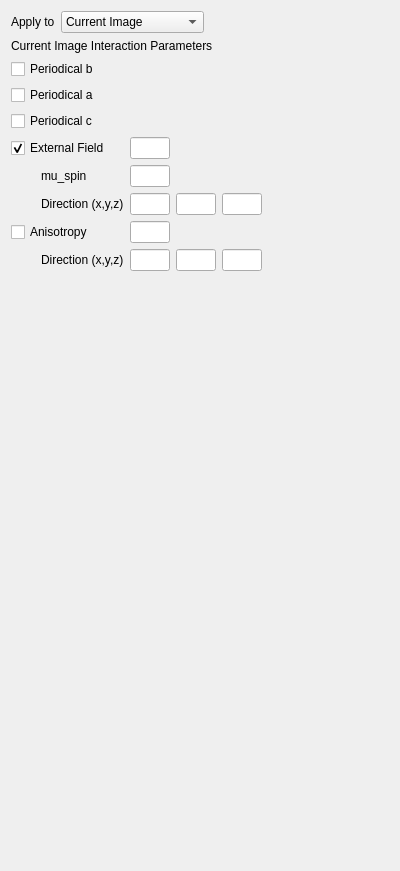
Old version of the form ui-qt/ui/HamiltonianHeisenbergPairsWidget.ui in the repository spirit-code/spirit.
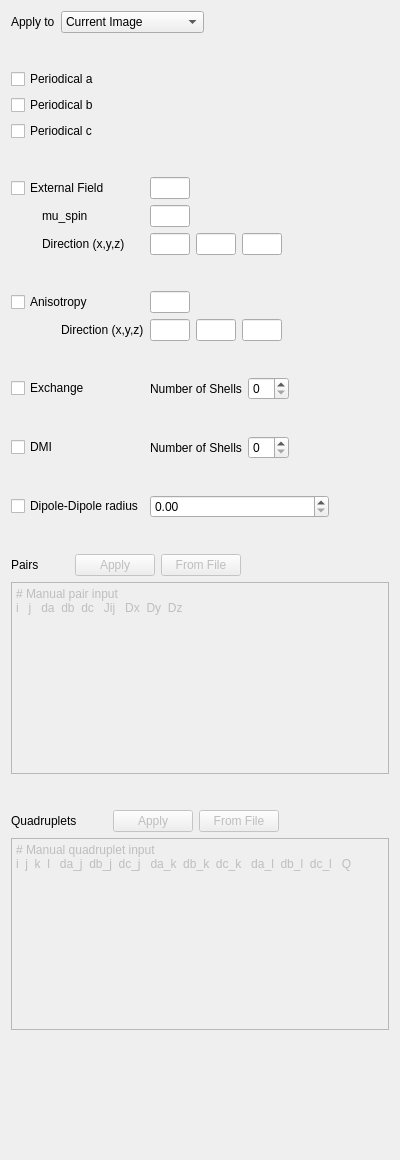
New version of the form.

Commit message: Improved Heisenberg (Pairs) Widget and Hamiltonian API. - the widget can now set exchange and dmi pairs for arbitrary shells - also added widget contents (not yet connected) for ddi and direct input of pairs/quadruplets - added API stubs for exchange and dmi pairs and ddi radius - Hamiltonian API for shell-wise exchange and dmi now correctly sets the pair-wise Hamiltonian

The edit to the form file:
```diff
--- a/ui-qt/ui/HamiltonianHeisenbergPairsWidget.ui
+++ b/ui-qt/ui/HamiltonianHeisenbergPairsWidget.ui
@@ -7,7 +7,7 @@
     <x>0</x>
     <y>0</y>
     <width>400</width>
-    <height>871</height>
+    <height>1160</height>
    </rect>
   </property>
   <property name="windowTitle">
@@ -27,8 +27,8 @@
        <rect>
         <x>0</x>
         <y>0</y>
-        <width>376</width>
-        <height>785</height>
+        <width>382</width>
+        <height>1078</height>
        </rect>
       </property>
       <layout class="QGridLayout" name="gridLayout_29">
@@ -44,27 +44,69 @@
        <property name="bottomMargin">
         <number>0</number>
        </property>
-       <item row="9" column="0">
-        <widget class="QCheckBox" name="checkBox_ani_aniso">
-         <property name="text">
-          <string>Anisotropy</string>
+       <item row="12" column="0">
+        <spacer name="verticalSpacer">
+         <property name="orientation">
+          <enum>Qt::Vertical</enum>
          </property>
-        </widget>
+         <property name="sizeType">
+          <enum>QSizePolicy::Fixed</enum>
+         </property>
+         <property name="sizeHint" stdset="0">
+          <size>
+           <width>20</width>
+           <height>30</height>
+          </size>
+         </property>
+        </spacer>
        </item>
-       <item row="9" column="1">
-        <layout class="QGridLayout" name="gridLayout_42">
+       <item row="18" column="0">
+        <layout class="QGridLayout" name="gridLayout_3">
          <item row="0" column="0">
-          <widget class="QLineEdit" name="lineEdit_ani_aniso">
-           <property name="maximumSize">
-            <size>
-             <width>40</width>
-             <height>16777215</height>
-            </size>
+          <widget class="QLabel" name="label">
+           <property name="text">
+            <string>Pairs</string>
+           </property>
+          </widget>
+         </item>
+         <item row="0" column="2">
+          <widget class="QPushButton" name="pushButton_pairs_apply">
+           <property name="enabled">
+            <bool>false</bool>
+           </property>
+           <property name="text">
+            <string>Apply</string>
+           </property>
+          </widget>
+         </item>
+         <item row="0" column="3">
+          <widget class="QPushButton" name="pushButton_pairs_fromfile">
+           <property name="enabled">
+            <bool>false</bool>
+           </property>
+           <property name="text">
+            <string>From File</string>
            </property>
           </widget>
          </item>
          <item row="0" column="1">
-          <spacer name="horizontalSpacer_29">
+          <spacer name="horizontalSpacer">
+           <property name="orientation">
+            <enum>Qt::Horizontal</enum>
+           </property>
+           <property name="sizeType">
+            <enum>QSizePolicy::Fixed</enum>
+           </property>
+           <property name="sizeHint" stdset="0">
+            <size>
+             <width>30</width>
+             <height>20</height>
+            </size>
+           </property>
+          </spacer>
+         </item>
+         <item row="0" column="4">
+          <spacer name="horizontalSpacer_2">
            <property name="orientation">
             <enum>Qt::Horizontal</enum>
            </property>
@@ -78,15 +120,20 @@
          </item>
         </layout>
        </item>
-       <item row="4" column="0">
-        <widget class="QCheckBox" name="checkBox_aniso_periodical_c">
-         <property name="text">
-          <string>Periodical c</string>
+       <item row="20" column="0">
+        <widget class="QPlainTextEdit" name="plainTextEdit_pairs">
+         <property name="enabled">
+          <bool>false</bool>
+         </property>
+         <property name="plainText">
+          <string># Manual pair input
+i   j   da  db  dc   Jij   Dx  Dy  Dz
+</string>
          </property>
         </widget>
        </item>
-       <item row="12" column="1">
-        <spacer name="verticalSpacer_5">
+       <item row="25" column="0">
+        <spacer name="verticalSpacer_2">
          <property name="orientation">
           <enum>Qt::Vertical</enum>
          </property>
@@ -98,177 +145,515 @@
          </property>
         </spacer>
        </item>
-       <item row="8" column="0">
-        <layout class="QGridLayout" name="gridLayout_40">
-         <item row="0" column="1">
-          <widget class="QLabel" name="label_25">
+       <item row="24" column="0">
+        <widget class="QPlainTextEdit" name="plainTextEdit_quadruplets">
+         <property name="enabled">
+          <bool>false</bool>
+         </property>
+         <property name="plainText">
+          <string># Manual quadruplet input
+i  j  k  l   da_j  db_j  dc_j   da_k  db_k  dc_k   da_l  db_l  dc_l   Q</string>
+         </property>
+        </widget>
+       </item>
+       <item row="11" column="0">
+        <layout class="QGridLayout" name="gridLayout_2">
+         <item row="4" column="2">
+          <spacer name="horizontalSpacer_31">
+           <property name="orientation">
+            <enum>Qt::Horizontal</enum>
+           </property>
+           <property name="sizeHint" stdset="0">
+            <size>
+             <width>40</width>
+             <height>20</height>
+            </size>
+           </property>
+          </spacer>
+         </item>
+         <item row="4" column="1">
+          <layout class="QGridLayout" name="gridLayout_36">
+           <item row="0" column="1">
+            <widget class="QLineEdit" name="lineEdit_extH_aniso">
+             <property name="maximumSize">
+              <size>
+               <width>40</width>
+               <height>16777215</height>
+              </size>
+             </property>
+            </widget>
+           </item>
+           <item row="0" column="2">
+            <spacer name="horizontalSpacer_27">
+             <property name="orientation">
+              <enum>Qt::Horizontal</enum>
+             </property>
+             <property name="sizeHint" stdset="0">
+              <size>
+               <width>40</width>
+               <height>20</height>
+              </size>
+             </property>
+            </spacer>
+           </item>
+          </layout>
+         </item>
+         <item row="4" column="0">
+          <widget class="QCheckBox" name="checkBox_extH_aniso">
            <property name="text">
-            <string>mu_spin</string>
+            <string>External Field</string>
+           </property>
+           <property name="checked">
+            <bool>false</bool>
+           </property>
+           <property name="tristate">
+            <bool>false</bool>
+           </property>
+          </widget>
+         </item>
+         <item row="10" column="1">
+          <layout class="QGridLayout" name="gridLayout_exchange">
+           <item row="0" column="1">
+            <widget class="QSpinBox" name="spinBox_nshells_exchange"/>
+           </item>
+           <item row="0" column="2">
+            <spacer name="horizontalSpacer_5">
+             <property name="orientation">
+              <enum>Qt::Horizontal</enum>
+             </property>
+             <property name="sizeHint" stdset="0">
+              <size>
+               <width>40</width>
+               <height>20</height>
+              </size>
+             </property>
+            </spacer>
+           </item>
+           <item row="0" column="0">
+            <widget class="QLabel" name="label_3">
+             <property name="text">
+              <string>Number of Shells</string>
+             </property>
+            </widget>
+           </item>
+          </layout>
+         </item>
+         <item row="14" column="0">
+          <widget class="QCheckBox" name="checkBox_ddi">
+           <property name="text">
+            <string>Dipole-Dipole radius</string>
            </property>
           </widget>
          </item>
          <item row="1" column="0">
-          <spacer name="horizontalSpacer_32">
+          <widget class="QCheckBox" name="checkBox_aniso_periodical_b">
+           <property name="text">
+            <string>Periodical b</string>
+           </property>
+          </widget>
+         </item>
+         <item row="0" column="0">
+          <widget class="QCheckBox" name="checkBox_aniso_periodical_a">
+           <property name="text">
+            <string>Periodical a</string>
+           </property>
+          </widget>
+         </item>
+         <item row="2" column="0">
+          <widget class="QCheckBox" name="checkBox_aniso_periodical_c">
+           <property name="text">
+            <string>Periodical c</string>
+           </property>
+          </widget>
+         </item>
+         <item row="6" column="1">
+          <spacer name="verticalSpacer_5">
            <property name="orientation">
-            <enum>Qt::Horizontal</enum>
+            <enum>Qt::Vertical</enum>
            </property>
            <property name="sizeType">
-            <enum>QSizePolicy::Minimum</enum>
+            <enum>QSizePolicy::Fixed</enum>
            </property>
            <property name="sizeHint" stdset="0">
             <size>
-             <width>30</width>
-             <height>20</height>
+             <width>20</width>
+             <height>30</height>
             </size>
            </property>
           </spacer>
          </item>
-         <item row="1" column="1">
-          <widget class="QLabel" name="label_15">
-           <property name="maximumSize">
+         <item row="9" column="1">
+          <spacer name="verticalSpacer_6">
+           <property name="orientation">
+            <enum>Qt::Vertical</enum>
+           </property>
+           <property name="sizeType">
+            <enum>QSizePolicy::Fixed</enum>
+           </property>
+           <property name="sizeHint" stdset="0">
             <size>
-             <width>100</width>
-             <height>16777215</height>
+             <width>20</width>
+             <height>30</height>
             </size>
            </property>
+          </spacer>
+         </item>
+         <item row="10" column="0">
+          <widget class="QCheckBox" name="checkBox_exchange">
            <property name="text">
-            <string>Direction (x,y,z)</string>
+            <string>Exchange</string>
            </property>
           </widget>
          </item>
+         <item row="8" column="0">
+          <layout class="QGridLayout" name="gridLayout_46">
+           <item row="0" column="1">
+            <widget class="QLabel" name="label_21">
+             <property name="text">
+              <string>Direction (x,y,z)</string>
+             </property>
+            </widget>
+           </item>
+           <item row="0" column="0">
+            <spacer name="horizontalSpacer_36">
+             <property name="orientation">
+              <enum>Qt::Horizontal</enum>
+             </property>
+             <property name="sizeHint" stdset="0">
+              <size>
+               <width>30</width>
+               <height>20</height>
+              </size>
+             </property>
+            </spacer>
+           </item>
+          </layout>
+         </item>
+         <item row="8" column="1">
+          <layout class="QGridLayout" name="gridLayout_47">
+           <item row="0" column="0">
+            <widget class="QLineEdit" name="lineEdit_anix_aniso">
+             <property name="maximumSize">
+              <size>
+               <width>40</width>
+               <height>16777215</height>
+              </size>
+             </property>
+            </widget>
+           </item>
+           <item row="0" column="1">
+            <widget class="QLineEdit" name="lineEdit_aniy_aniso">
+             <property name="maximumSize">
+              <size>
+               <width>40</width>
+               <height>16777215</height>
+              </size>
+             </property>
+            </widget>
+           </item>
+           <item row="0" column="2">
+            <widget class="QLineEdit" name="lineEdit_aniz_aniso">
+             <property name="maximumSize">
+              <size>
+               <width>40</width>
+               <height>16777215</height>
+              </size>
+             </property>
+            </widget>
+           </item>
+           <item row="0" column="3">
+            <spacer name="horizontalSpacer_35">
+             <property name="orientation">
+              <enum>Qt::Horizontal</enum>
+             </property>
+             <property name="sizeHint" stdset="0">
+              <size>
+               <width>40</width>
+               <height>20</height>
+              </size>
+             </property>
+            </spacer>
+           </item>
+          </layout>
+         </item>
+         <item row="14" column="1">
+          <widget class="QDoubleSpinBox" name="doubleSpinBox_ddi">
+           <property name="maximum">
+            <double>1000000.000000000000000</double>
+           </property>
+          </widget>
+         </item>
+         <item row="7" column="0">
+          <widget class="QCheckBox" name="checkBox_ani_aniso">
+           <property name="text">
+            <string>Anisotropy</string>
+           </property>
+          </widget>
+         </item>
+         <item row="5" column="0">
+          <layout class="QGridLayout" name="gridLayout_40">
+           <item row="2" column="0">
+            <spacer name="horizontalSpacer_32">
+             <property name="orientation">
+              <enum>Qt::Horizontal</enum>
+             </property>
+             <property name="sizeType">
+              <enum>QSizePolicy::Minimum</enum>
+             </property>
+             <property name="sizeHint" stdset="0">
+              <size>
+               <width>30</width>
+               <height>20</height>
+              </size>
+             </property>
+            </spacer>
+           </item>
+           <item row="2" column="1">
+            <widget class="QLabel" name="label_15">
+             <property name="maximumSize">
+              <size>
+               <width>100</width>
+               <height>16777215</height>
+              </size>
+             </property>
+             <property name="text">
+              <string>Direction (x,y,z)</string>
+             </property>
+            </widget>
+           </item>
+           <item row="1" column="1">
+            <widget class="QLabel" name="label_25">
+             <property name="text">
+              <string>mu_spin</string>
+             </property>
+            </widget>
+           </item>
+          </layout>
+         </item>
+         <item row="7" column="1">
+          <layout class="QGridLayout" name="gridLayout_42">
+           <item row="0" column="0">
+            <widget class="QLineEdit" name="lineEdit_ani_aniso">
+             <property name="maximumSize">
+              <size>
+               <width>40</width>
+               <height>16777215</height>
+              </size>
+             </property>
+            </widget>
+           </item>
+           <item row="0" column="1">
+            <spacer name="horizontalSpacer_29">
+             <property name="orientation">
+              <enum>Qt::Horizontal</enum>
+             </property>
+             <property name="sizeHint" stdset="0">
+              <size>
+               <width>40</width>
+               <height>20</height>
+              </size>
+             </property>
+            </spacer>
+           </item>
+          </layout>
+         </item>
+         <item row="5" column="1">
+          <layout class="QGridLayout" name="gridLayout_32">
+           <item row="1" column="1">
+            <widget class="QLineEdit" name="lineEdit_extHx_aniso">
+             <property name="maximumSize">
+              <size>
+               <width>40</width>
+               <height>16777215</height>
+              </size>
+             </property>
+            </widget>
+           </item>
+           <item row="1" column="2">
+            <widget class="QLineEdit" name="lineEdit_extHy_aniso">
+             <property name="maximumSize">
+              <size>
+               <width>40</width>
+               <height>16777215</height>
+              </size>
+             </property>
+            </widget>
+           </item>
+           <item row="1" column="5">
+            <spacer name="horizontalSpacer_24">
+             <property name="orientation">
+              <enum>Qt::Horizontal</enum>
+             </property>
+             <property name="sizeHint" stdset="0">
+              <size>
+               <width>40</width>
+               <height>20</height>
+              </size>
+             </property>
+            </spacer>
+           </item>
+           <item row="1" column="3">
+            <widget class="QLineEdit" name="lineEdit_extHz_aniso">
+             <property name="maximumSize">
+              <size>
+               <width>40</width>
+               <height>16777215</height>
+              </size>
+             </property>
+            </widget>
+           </item>
+           <item row="0" column="1">
+            <widget class="QLineEdit" name="lineEdit_muSpin_aniso">
+             <property name="maximumSize">
+              <size>
+               <width>40</width>
+               <height>16777215</height>
+              </size>
+             </property>
+            </widget>
+           </item>
+          </layout>
+         </item>
+         <item row="3" column="1">
+          <spacer name="verticalSpacer_4">
+           <property name="orientation">
+            <enum>Qt::Vertical</enum>
+           </property>
+           <property name="sizeType">
+            <enum>QSizePolicy::Fixed</enum>
+           </property>
+           <property name="sizeHint" stdset="0">
+            <size>
+             <width>20</width>
+             <height>30</height>
+            </size>
+           </property>
+          </spacer>
+         </item>
+         <item row="12" column="0">
+          <widget class="QCheckBox" name="checkBox_dmi">
+           <property name="text">
+            <string>DMI</string>
+           </property>
+          </widget>
+         </item>
+         <item row="13" column="1">
+          <spacer name="verticalSpacer_7">
+           <property name="orientation">
+            <enum>Qt::Vertical</enum>
+           </property>
+           <property name="sizeType">
+            <enum>QSizePolicy::Fixed</enum>
+           </property>
+           <property name="sizeHint" stdset="0">
+            <size>
+             <width>20</width>
+             <height>30</height>
+            </size>
+           </property>
+          </spacer>
+         </item>
+         <item row="12" column="1">
+          <layout class="QGridLayout" name="gridLayout_dmi">
+           <item row="0" column="1">
+            <widget class="QSpinBox" name="spinBox_nshells_dmi"/>
+           </item>
+           <item row="0" column="2">
+            <spacer name="horizontalSpacer_6">
+             <property name="orientation">
+              <enum>Qt::Horizontal</enum>
+             </property>
+             <property name="sizeHint" stdset="0">
+              <size>
+               <width>40</width>
+               <height>20</height>
+              </size>
+             </property>
+            </spacer>
+           </item>
+           <item row="0" column="0">
+            <widget class="QLabel" name="label_4">
+             <property name="text">
+              <string>Number of Shells</string>
+             </property>
+            </widget>
+           </item>
+          </layout>
+         </item>
+         <item row="11" column="1">
+          <spacer name="verticalSpacer_9">
+           <property name="orientation">
+            <enum>Qt::Vertical</enum>
+           </property>
+           <property name="sizeType">
+            <enum>QSizePolicy::Fixed</enum>
+           </property>
+           <property name="sizeHint" stdset="0">
+            <size>
+             <width>20</width>
+             <height>30</height>
+            </size>
+           </property>
+          </spacer>
+         </item>
         </layout>
        </item>
-       <item row="6" column="2">
-        <spacer name="horizontalSpacer_31">
+       <item row="21" column="0">
+        <spacer name="verticalSpacer_3">
          <property name="orientation">
-          <enum>Qt::Horizontal</enum>
+          <enum>Qt::Vertical</enum>
+         </property>
+         <property name="sizeType">
+          <enum>QSizePolicy::Fixed</enum>
          </property>
          <property name="sizeHint" stdset="0">
           <size>
-           <width>40</width>
-           <height>20</height>
+           <width>20</width>
+           <height>30</height>
           </size>
          </property>
         </spacer>
        </item>
-       <item row="8" column="1">
-        <layout class="QGridLayout" name="gridLayout_32">
-         <item row="1" column="2">
-          <widget class="QLineEdit" name="lineEdit_extHy_aniso">
-           <property name="maximumSize">
-            <size>
-             <width>40</width>
-             <height>16777215</height>
-            </size>
-           </property>
-          </widget>
-         </item>
-         <item row="1" column="1">
-          <widget class="QLineEdit" name="lineEdit_extHx_aniso">
-           <property name="maximumSize">
-            <size>
-             <width>40</width>
-             <height>16777215</height>
-            </size>
-           </property>
-          </widget>
-         </item>
-         <item row="1" column="5">
-          <spacer name="horizontalSpacer_24">
-           <property name="orientation">
-            <enum>Qt::Horizontal</enum>
-           </property>
-           <property name="sizeHint" stdset="0">
-            <size>
-             <width>40</width>
-             <height>20</height>
-            </size>
-           </property>
-          </spacer>
-         </item>
-         <item row="1" column="3">
-          <widget class="QLineEdit" name="lineEdit_extHz_aniso">
-           <property name="maximumSize">
-            <size>
-             <width>40</width>
-             <height>16777215</height>
-            </size>
-           </property>
-          </widget>
-         </item>
-         <item row="0" column="1">
-          <widget class="QLineEdit" name="lineEdit_muSpin_aniso">
-           <property name="maximumSize">
-            <size>
-             <width>40</width>
-             <height>16777215</height>
-            </size>
-           </property>
-          </widget>
-         </item>
-        </layout>
-       </item>
-       <item row="10" column="1">
-        <layout class="QGridLayout" name="gridLayout_47">
-         <item row="0" column="0">
-          <widget class="QLineEdit" name="lineEdit_anix_aniso">
-           <property name="maximumSize">
-            <size>
-             <width>40</width>
-             <height>16777215</height>
-            </size>
-           </property>
-          </widget>
-         </item>
-         <item row="0" column="1">
-          <widget class="QLineEdit" name="lineEdit_aniy_aniso">
-           <property name="maximumSize">
-            <size>
-             <width>40</width>
-             <height>16777215</height>
-            </size>
-           </property>
-          </widget>
-         </item>
+       <item row="23" column="0">
+        <layout class="QGridLayout" name="gridLayout_4">
          <item row="0" column="2">
-          <widget class="QLineEdit" name="lineEdit_aniz_aniso">
-           <property name="maximumSize">
-            <size>
-             <width>40</width>
-             <height>16777215</height>
-            </size>
+          <widget class="QPushButton" name="pushButton_quadruplets_apply">
+           <property name="enabled">
+            <bool>false</bool>
+           </property>
+           <property name="text">
+            <string>Apply</string>
+           </property>
+           <property name="flat">
+            <bool>false</bool>
            </property>
           </widget>
          </item>
          <item row="0" column="3">
-          <spacer name="horizontalSpacer_35">
-           <property name="orientation">
-            <enum>Qt::Horizontal</enum>
+          <widget class="QPushButton" name="pushButton_quadruplets_fromfile">
+           <property name="enabled">
+            <bool>false</bool>
            </property>
-           <property name="sizeHint" stdset="0">
-            <size>
-             <width>40</width>
-             <height>20</height>
-            </size>
-           </property>
-          </spacer>
-         </item>
-        </layout>
-       </item>
-       <item row="10" column="0">
-        <layout class="QGridLayout" name="gridLayout_46">
-         <item row="0" column="1">
-          <widget class="QLabel" name="label_21">
            <property name="text">
-            <string>Direction (x,y,z)</string>
+            <string>From File</string>
            </property>
           </widget>
          </item>
          <item row="0" column="0">
-          <spacer name="horizontalSpacer_36">
+          <widget class="QLabel" name="label_2">
+           <property name="text">
+            <string>Quadruplets</string>
+           </property>
+          </widget>
+         </item>
+         <item row="0" column="1">
+          <spacer name="horizontalSpacer_3">
            <property name="orientation">
             <enum>Qt::Horizontal</enum>
            </property>
+           <property name="sizeType">
+            <enum>QSizePolicy::Fixed</enum>
+           </property>
            <property name="sizeHint" stdset="0">
             <size>
              <width>30</width>
@@ -277,29 +662,8 @@
            </property>
           </spacer>
          </item>
-        </layout>
-       </item>
-       <item row="1" column="0">
-        <widget class="QCheckBox" name="checkBox_aniso_periodical_a">
-         <property name="text">
-          <string>Periodical a</string>
-         </property>
-        </widget>
-       </item>
-       <item row="6" column="1">
-        <layout class="QGridLayout" name="gridLayout_36">
-         <item row="0" column="1">
-          <widget class="QLineEdit" name="lineEdit_extH_aniso">
-           <property name="maximumSize">
-            <size>
-             <width>40</width>
-             <height>16777215</height>
-            </size>
-           </property>
-          </widget>
-         </item>
-         <item row="0" column="2">
-          <spacer name="horizontalSpacer_27">
+         <item row="0" column="4">
+          <spacer name="horizontalSpacer_4">
            <property name="orientation">
             <enum>Qt::Horizontal</enum>
            </property>
@@ -313,26 +677,6 @@
          </item>
         </layout>
        </item>
-       <item row="6" column="0">
-        <widget class="QCheckBox" name="checkBox_extH_aniso">
-         <property name="text">
-          <string>External Field</string>
-         </property>
-         <property name="checked">
-          <bool>true</bool>
-         </property>
-         <property name="tristate">
-          <bool>false</bool>
-         </property>
-        </widget>
-       </item>
-       <item row="0" column="0">
-        <widget class="QCheckBox" name="checkBox_aniso_periodical_b">
-         <property name="text">
-          <string>Periodical b</string>
-         </property>
-        </widget>
-       </item>
       </layout>
      </widget>
     </widget>
@@ -393,11 +737,20 @@
     </layout>
    </item>
    <item row="7" column="2">
-    <widget class="QLabel" name="label_8">
-     <property name="text">
-      <string>Current Image Interaction Parameters</string>
+    <spacer name="verticalSpacer_8">
+     <property name="orientation">
+      <enum>Qt::Vertical</enum>
      </property>
-    </widget>
+     <property name="sizeType">
+      <enum>QSizePolicy::Fixed</enum>
+     </property>
+     <property name="sizeHint" stdset="0">
+      <size>
+       <width>20</width>
+       <height>30</height>
+      </size>
+     </property>
+    </spacer>
    </item>
   </layout>
  </widget>
```
Left out of the diff: 110 changed lines with no effect on the pictures. The commit also changes 4 other files.
